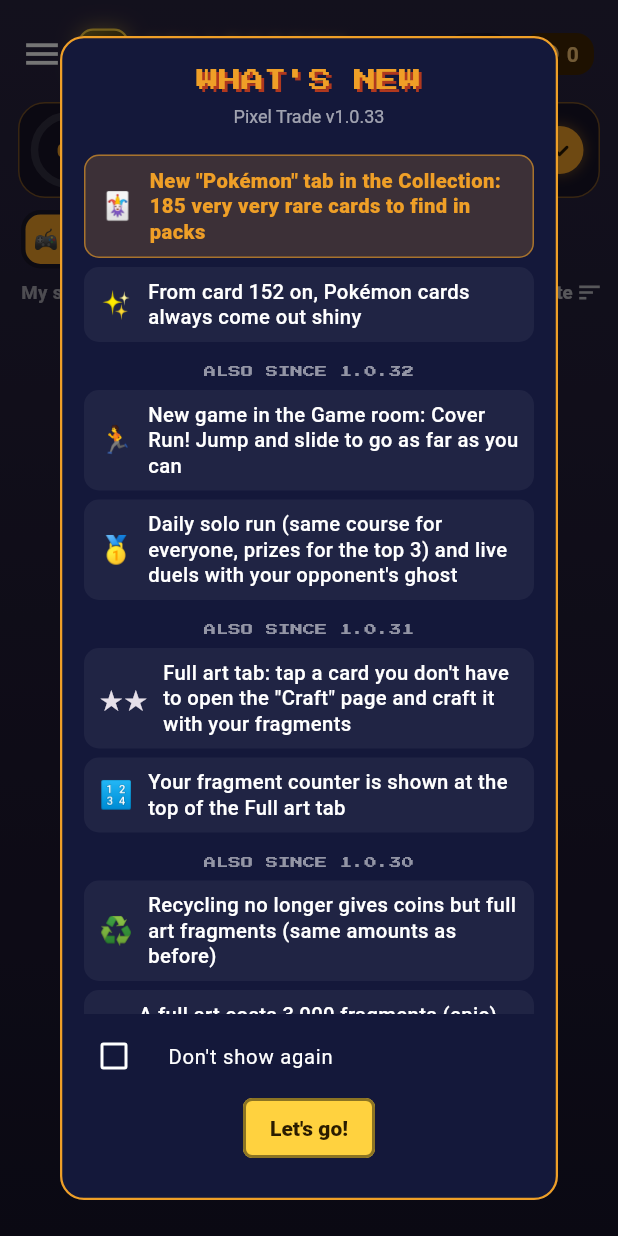
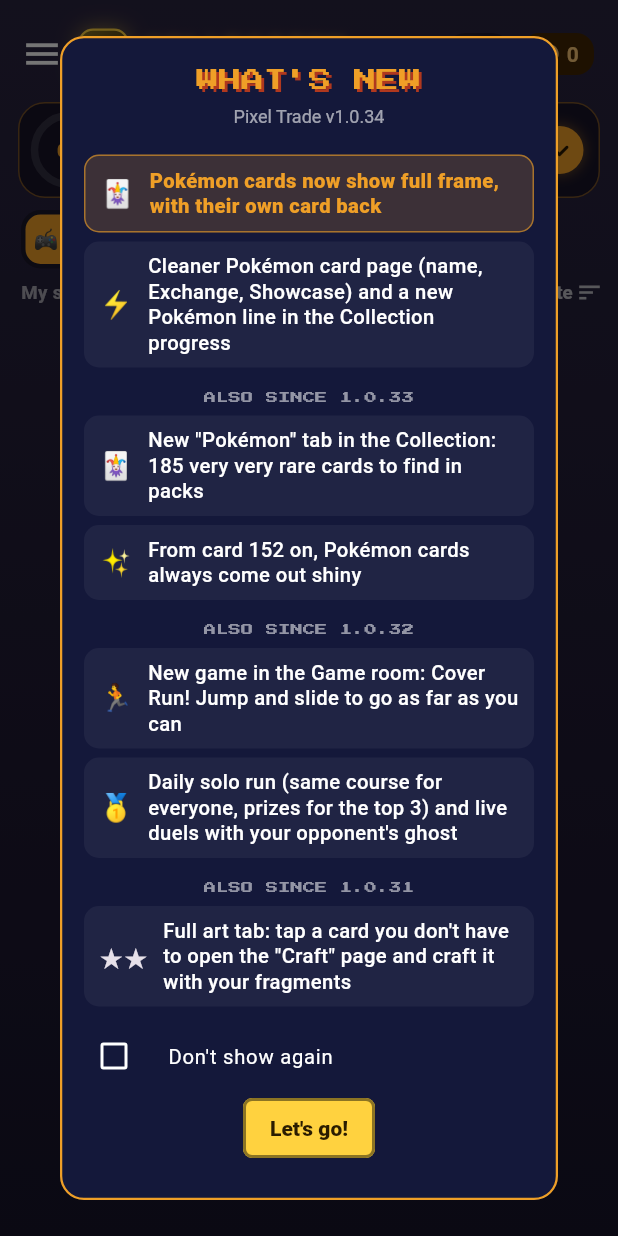
Before and after one commit to foclabroc/retro_collec_app, a Flutter app: the HomeShell screen opened directly, on a phone screen of 412 x 824 dp. Run offline on Flutter 3.47's test engine with Material 3 defaults, Android fonts, the phone set to English and light mode, and no system bars; our stand-ins replace flutter_local_notifications, google_fonts, open_filex, sensors_plus, shared_preferences, web; missing offline and left inert: dart:js_interop, workmanager; accounts and stored records are empty; network calls fail; statements that could not run were skipped.

Commit message:
1.0.34 : cartes Pokemon plein cadre, dos dedie, fiche epuree, ligne Pokemon dans la Collection
Co-authored-by: Copilot App <223556219+Copilot@users.noreply.github.com>

```diff
--- a/analysis_options.yaml
+++ b/analysis_options.yaml
@@ -13,6 +13,7 @@ analyzer:
   exclude:
     - build/**
     - android/**
+    - web/**
 
 linter:
   # The lint rules applied to this project can be customized in the
--- a/lib/library.dart
+++ b/lib/library.dart
@@ -323,7 +323,7 @@ class _LibraryScreenState extends State<LibraryScreen> {
     final total = Catalog.total; // full art comptées à part
     final pct = total == 0 ? 0.0 : g.cards / total;
     final totalByR = List<int>.filled(5, 0), ownByR = List<int>.filled(5, 0);
-    var sagaTotal = 0, sagaMine = 0, faTotal = 0, faMine = 0;
+    var sagaTotal = 0, sagaMine = 0, faTotal = 0, faMine = 0, pkTotal = 0, pkMine = 0;
     for (final c in Catalog.cards.values) {
       if (c.isSaga) {
         // cartes de saga : ligne à part (pas dans les épiques)
@@ -331,9 +331,13 @@ class _LibraryScreenState extends State<LibraryScreen> {
         if (g.has(c.id)) sagaMine++;
         continue;
       }
+      if (c.sys == 'pk') {
+        pkTotal++;
+        if (g.has(c.id)) pkMine++;
+      }
       totalByR[c.rarity]++;
       if (g.has(c.id)) ownByR[c.rarity]++;
-      if (c.rarity >= 3) {
+      if (c.rarity >= 3 && c.sys != 'pk') {
         // full art : possible pour les épiques et légendaires
         faTotal++;
         if ((g.owned[c.id]?[3] ?? 0) > 0) faMine++;
@@ -386,6 +390,8 @@ class _LibraryScreenState extends State<LibraryScreen> {
                   sagaTotal > 0 ? () => _setMode(1) : null),
               _bar('★★ ${t('Full art', 'Full art')}', faMine, faTotal, const Color(0xFFFF9FE5), const Color(0xFFFFC6F0),
                   faTotal > 0 ? () => _setMode(2) : null),
+              _bar('⚡ ${t('Pokémon', 'Pokémon')}', pkMine, pkTotal, const Color(0xFFFFD54F), const Color(0xFFFFE082),
+                  pkTotal > 0 ? () => _setMode(3) : null),
               // toucher une rareté : mes cartes de cette rareté
               for (var r = 4; r >= 0; r--)
                 InkWell(
--- a/lib/packs.dart
+++ b/lib/packs.dart
@@ -1450,7 +1450,7 @@ class _PackOpeningPageState extends State<PackOpeningPage> with TickerProviderSt
                   child: Opacity(opacity: d.clamp(0, 1).toDouble(), child: child),
                 );
               },
-              child: SizedBox(width: cw, child: faceUp ? CardView(card: pulled[idx + k].card, finish: pulled[idx + k].f) : const CardBack()),
+              child: SizedBox(width: cw, child: faceUp ? CardView(card: pulled[idx + k].card, finish: pulled[idx + k].f) : CardBack(pk: pulled[idx + k].card.sys == 'pk')),
             ),
           if (remaining > 0) _topCard(cw),
           Positioned(
@@ -1495,7 +1495,7 @@ class _PackOpeningPageState extends State<PackOpeningPage> with TickerProviderSt
           ..rotateY(angle);
         Widget face = showFront
             ? CardView(card: p.card, finish: p.f, manualTilt: fingerTilt)
-            : CardBack(aura: p.r >= 2 ? kRarityColor[p.r] : null, glow: auraCtl.value);
+            : CardBack(aura: p.r >= 2 ? kRarityColor[p.r] : null, glow: auraCtl.value, pk: p.card.sys == 'pk');
         // ouvert de face : le halo de rareté pulse autour de la carte, comme sur le dos
         if (showFront && faceUp && p.r >= 2) {
           final g = auraCtl.value, a = kRarityColor[p.r];
--- a/lib/update_check.dart
+++ b/lib/update_check.dart
@@ -19,7 +19,7 @@ import 'web_audio_stub.dart' if (dart.library.js_interop) 'web_audio_web.dart';
 // ═══════════════════════════════════════════════════════════════════════════
 
 /// Version de l'application (identique au pubspec.yaml, sans le « +N »).
-const kRetroCollecVersion = '1.0.33';
+const kRetroCollecVersion = '1.0.34';
 
 const _apiLatest = 'https://api.github.com/repos/foclabroc/retro_collec_app/releases/latest';
 const _releasesPage = 'https://github.com/foclabroc/retro_collec_app/releases/latest';
--- a/lib/whats_new.dart
+++ b/lib/whats_new.dart
@@ -12,6 +12,11 @@ import 'update_check.dart';
 // ═══════════════════════════════════════════════════════════════════════════
 
 const _kNews = <(String, String, String)>[
+  ('🃏', 'Les cartes Pokémon s\'affichent en plein cadre, avec leur propre dos de carte',
+      'Pokémon cards now show full frame, with their own card back'),
+  ('⚡', 'Fiche Pokémon épurée (nom, Bourse, Vitrine) et nouvelle ligne Pokémon dans la progression de la Collection',
+      'Cleaner Pokémon card page (name, Exchange, Showcase) and a new Pokémon line in the Collection progress'),
+  ('#', 'Aussi depuis la 1.0.33', 'Also since 1.0.33'),
   ('🃏', 'Nouvel onglet « Pokémon » dans la Collection : 185 cartes très très rares à trouver dans les paquets',
       'New "Pokémon" tab in the Collection: 185 very very rare cards to find in packs'),
   ('✨', 'À partir de la carte 152, les cartes Pokémon sortent toujours brillantes',
--- a/pubspec.yaml
+++ b/pubspec.yaml
@@ -1,7 +1,7 @@
 name: retro_collec
 description: Pixel Trade — collection multijoueur de boîtes de jeux rétro (paquets, échanges, marché) by foclabroc
 publish_to: 'none'
-version: 1.0.33+34
+version: 1.0.34+35
 
 environment:
   sdk: '>=3.0.0 <4.0.0'
@@ -43,6 +43,7 @@ flutter:
     - assets/bs/
     - assets/google_fonts/
     - assets/card_back.jpg
+    - assets/card_back_pk.jpg
     - assets/booster_front.webp
     - assets/booster_back.webp
 
```
Also changed, not shown: lib/album.dart (+11 -1 lines), lib/cards.dart (+24 -3 lines), assets/card_back_pk.jpg (added), pubspec.lock, 2 other files.
